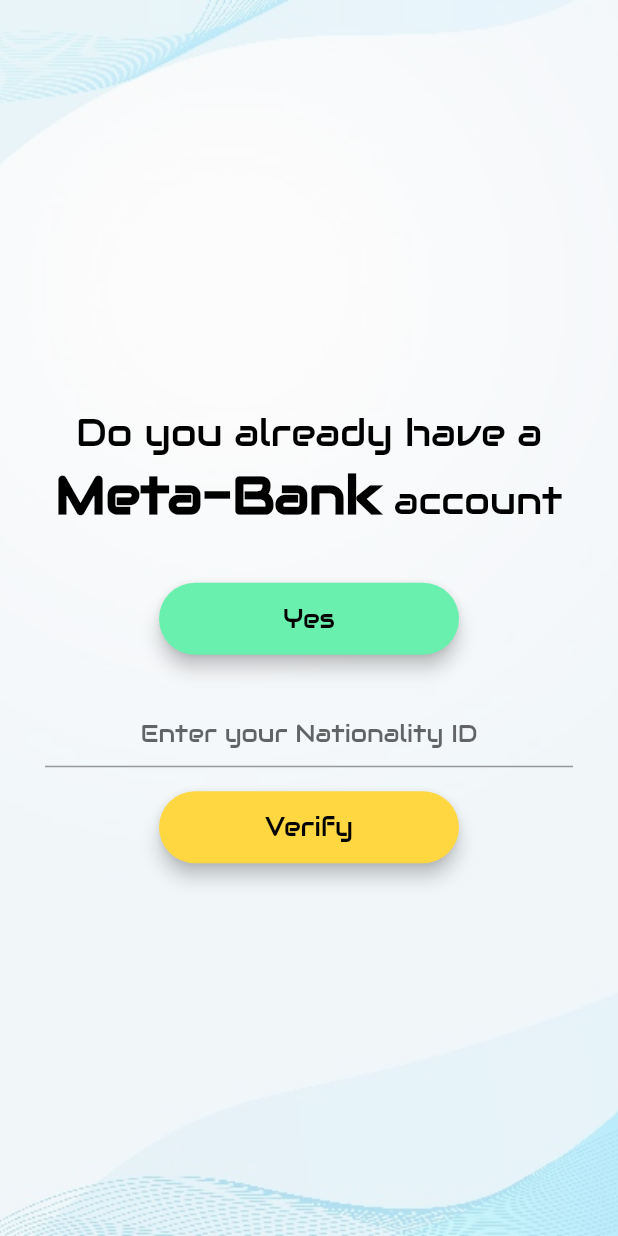
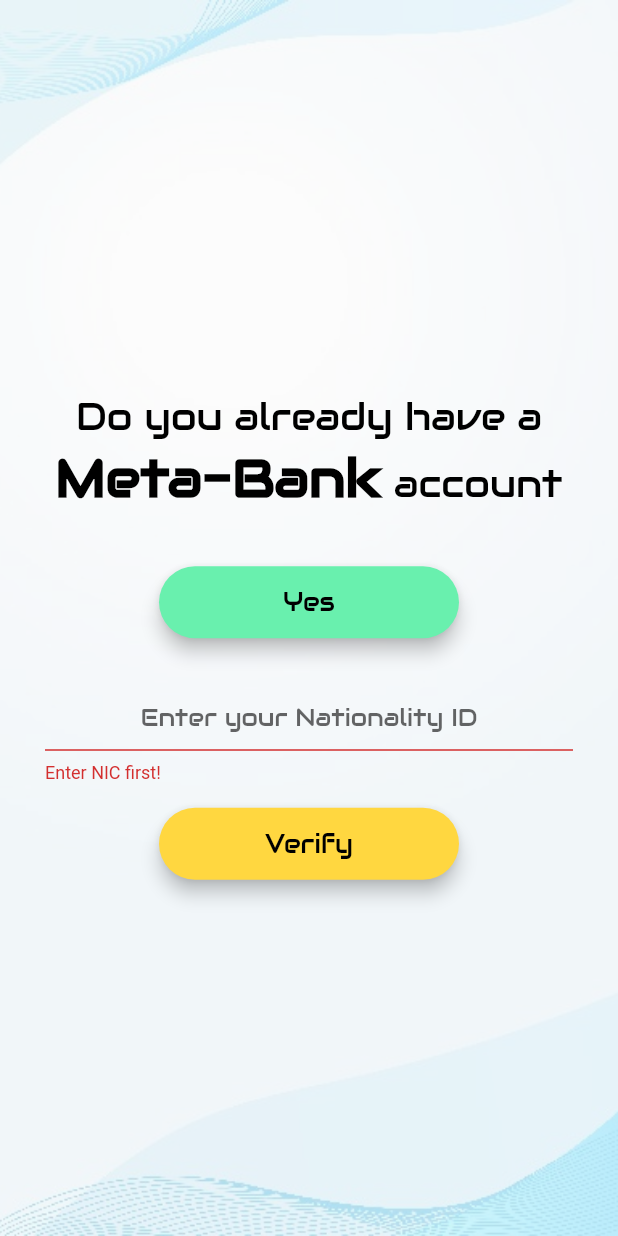
Before and after one commit to ViduraErandika/MetaBank-app, a Flutter app: the VerifyCusScreen screen opened directly, after a tap on "Yes", after a tap on "Verify", on a phone screen of 412 x 824 dp. Run offline on Flutter 3.47's test engine with Material 2 defaults, Android fonts, the phone set to English and light mode, and no system bars; drawn by our look-alikes of modal_progress_hud_nsn; our stand-ins replace cloud_firestore, firebase_auth, firebase_core, firebase_storage, flutter_image_compress, font_awesome_flutter and 7 more; missing offline and left inert: block_ui, cool_stepper, flutter_webview_pro; accounts and stored records are empty.

Commit message:
verify_customer_screen.dart api functionality done

```diff
--- a/lib/main.dart
+++ b/lib/main.dart
@@ -4,6 +4,7 @@ import 'package:gaspal/screens/dashboard_screen.dart';
 import 'package:gaspal/screens/startBank_screen.dart';
 import 'package:gaspal/screens/welcome_screen.dart';
 import 'package:gaspal/services/firebase_controller.dart';
+import 'package:gaspal/services/web_client.dart';
 import 'package:google_fonts/google_fonts.dart';
 import 'package:provider/provider.dart';
 import 'package:gaspal/screens/start_screen.dart';
@@ -22,7 +23,8 @@ class MyApp extends StatelessWidget {
     return MultiProvider(
       providers: [
         ChangeNotifierProvider<AuthFunctions>(
-            create: (context) => AuthFunctions())
+            create: (context) => AuthFunctions()),
+        ChangeNotifierProvider<WebClient>(create: (context) => WebClient()),
       ],
       child: Builder(
         builder: (BuildContext context) {
--- a/lib/screens/verify_customer_screen.dart
+++ b/lib/screens/verify_customer_screen.dart
@@ -3,6 +3,9 @@ import 'dart:ui';
 import 'package:flutter/material.dart';
 import 'package:gaspal/modules/rounded_button.dart';
 import 'package:gaspal/screens/dashboard_screen.dart';
+import 'package:gaspal/services/web_client.dart';
+import 'package:modal_progress_hud_nsn/modal_progress_hud_nsn.dart';
+import 'package:provider/provider.dart';
 
 class VerifyCusScreen extends StatefulWidget {
   const VerifyCusScreen({Key? key}) : super(key: key);
@@ -14,8 +17,21 @@ class VerifyCusScreen extends StatefulWidget {
 class _VerifyCusScreenState extends State<VerifyCusScreen> {
   bool _haveAcc = false;
   late String NIC;
+  final _nicPass = GlobalKey<FormState>();
+  bool _showSpinner = false;
+
+  bool _saveForm() {
+    final isValidPass = _nicPass.currentState!.validate();
+    if (isValidPass) {
+      return true;
+    } else {
+      return false;
+    }
+  }
+
   @override
   Widget build(BuildContext context) {
+    final webProvider = Provider.of<WebClient>(context, listen: false);
     return Scaffold(
       body: SafeArea(
         child: Stack(
@@ -34,7 +50,9 @@ class _VerifyCusScreenState extends State<VerifyCusScreen> {
                 ),
               ),
             ),
-            Container(
+            ModalProgressHUD(
+              inAsyncCall: _showSpinner,
+              child: Container(
                 padding: EdgeInsets.only(top: 10),
                 child: Column(
                   mainAxisAlignment: MainAxisAlignment.center,
@@ -83,17 +101,28 @@ class _VerifyCusScreenState extends State<VerifyCusScreen> {
                         ? Column(
                             children: [
                               Padding(
-                              padding:
-                                  const EdgeInsets.symmetric(horizontal: 30.0),
+                                padding: const EdgeInsets.symmetric(
+                                    horizontal: 30.0),
+                                child: Form(
+                                  key: _nicPass,
                                   child: TextFormField(
                                     onChanged: (value) {
                                       NIC = value;
                                     },
+                                    validator: (text) {
+                                      if (text == null || text.isEmpty) {
+                                        return 'Enter NIC first!';
+                                      } else if (text.length != 10) {
+                                        if (text.length != 12)
+                                          return 'NIC cannot be validated! Retry.';
+                                      }
+                                      return null;
+                                    },
                                     keyboardType: TextInputType.text,
                                     decoration: const InputDecoration(
                                         label: Center(
-                                        child:
-                                            Text('Enter your Nationality ID')),
+                                            child: Text(
+                                                'Enter your Nationality ID')),
                                         alignLabelWithHint: true,
                                         labelStyle: TextStyle(
                                           fontFamily: "AudioWide",
@@ -101,15 +130,27 @@ class _VerifyCusScreenState extends State<VerifyCusScreen> {
                                     textAlign: TextAlign.center,
                                   ),
                                 ),
-                            RoundedButton(() {
-                              // Navigator.push(
-                              //   context,
-                              //   MaterialPageRoute(
-                              //     builder: (context) {
-                              //       return DashboardScreen();
-                              //     },
-                              //   ),
-                              // );
+                              ),
+                              RoundedButton(() async {
+                                if (_saveForm()) {
+                                  print("true");
+                                  setState(() {
+                                    _showSpinner = true;
+                                  });
+                                  bool verified =
+                                      await webProvider.verifyCustomer(NIC);
+                                  if (verified) {
+                                    _showSpinner = false;
+                                    Navigator.push(
+                                      context,
+                                      MaterialPageRoute(
+                                        builder: (context) {
+                                          return DashboardScreen();
+                                        },
+                                      ),
+                                    );
+                                  }
+                                }
                               }, Colors.amberAccent, "Verify"),
                             ],
                           )
@@ -126,6 +167,7 @@ class _VerifyCusScreenState extends State<VerifyCusScreen> {
                   ],
                 ),
               ),
+            ),
           ],
         ),
       ),
--- a/lib/services/web_client.dart
+++ b/lib/services/web_client.dart
@@ -1,18 +1,23 @@
 import 'package:http/http.dart' as http;
+import 'package:flutter/material.dart';
 
-class WebClient {
+class WebClient with ChangeNotifier {
   bool bankAccountVerified = false;
   var client = http.Client();
-  Future<dynamic> verifyCustomer(String id) async {
+
+  Future<bool> verifyCustomer(String id) async {
     Uri verifyUrl = Uri.parse(
-        'http://192.168.4.154:9089/irf-test-web/api/v1.0.0/party/api/${id}');
+        'http://192.168.194.248:9089/irf-test-web/api/v1.0.0/party/api/${id}');
     var response = await client.get(verifyUrl);
 
     if (response.statusCode == 200) {
       bankAccountVerified = true;
       print(response.body);
+      return true;
     } else {
       bankAccountVerified = false;
+      notifyListeners();
+      return false;
     }
   }
 }
```
Lines whose indentation alone changed are shown as unchanged.
